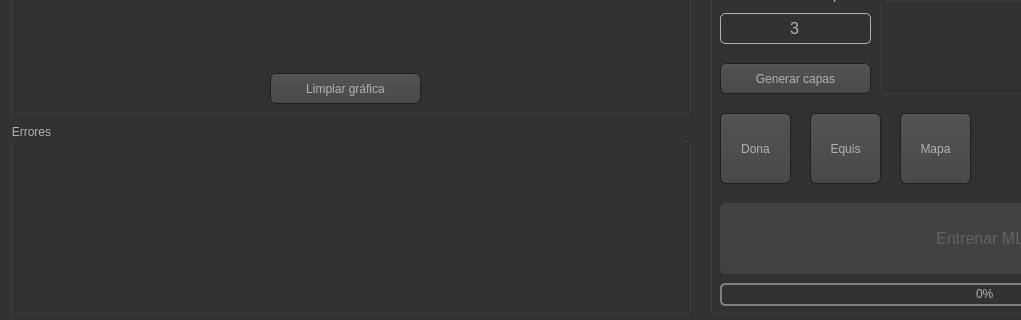
Above: Practica04_MLP/codigoFuente/UI/Interface_MLP.ui from CodeRevenge/practicas_ia_2 before the change; both pictures show x 0 to 1021 and y 337 to 657 of the 1271 by 657 pixel window. Below: the same form after it.
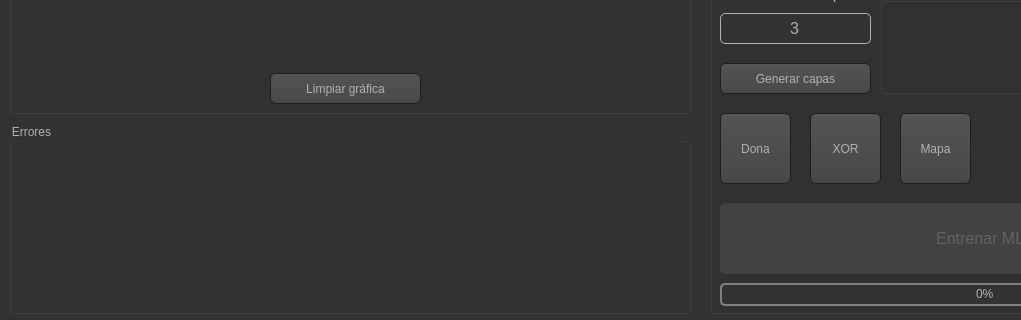
That is the form after the change. Icons and pictures are not drawn. Custom widgets are drawn as their Qt base class.

Diff of the .ui file:
```diff
--- a/Practica04_MLP/codigoFuente/UI/Interface_MLP.ui
+++ b/Practica04_MLP/codigoFuente/UI/Interface_MLP.ui
@@ -568,7 +568,7 @@
        <x>10</x>
        <y>15</y>
        <width>661</width>
-       <height>170</height>
+       <height>171</height>
       </rect>
      </property>
     </widget>
@@ -1076,7 +1076,7 @@
       </rect>
      </property>
      <property name="text">
-      <string>Equis</string>
+      <string>XOR</string>
      </property>
     </widget>
     <widget class="QPushButton" name="btn_map">
```
Left out of the diff: 4 changed lines with no effect on the pictures.
